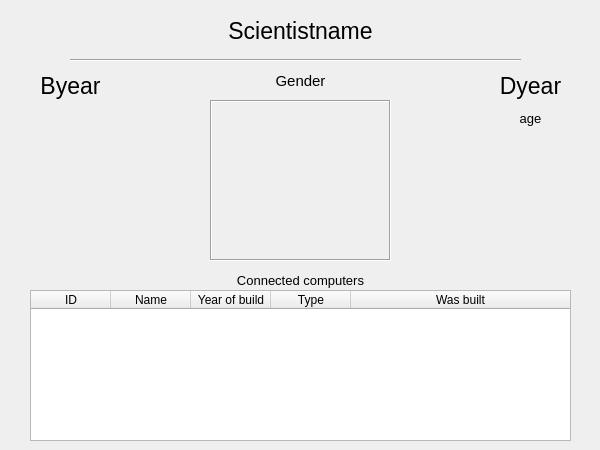
This is viewscientistdialog.ui in gudmundurb/H22 as Qt 5 draws it before an edit. The edited form follows.
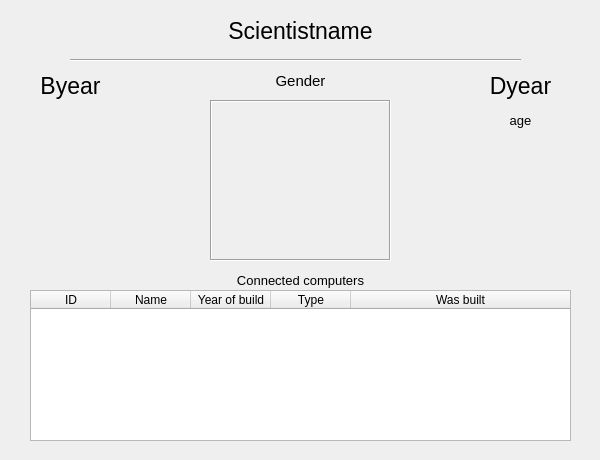
This is the edited form. Icons and pictures are not drawn.

The edit to the form file:
```diff
--- a/viewscientistdialog.ui
+++ b/viewscientistdialog.ui
@@ -7,7 +7,7 @@
     <x>0</x>
     <y>0</y>
     <width>600</width>
-    <height>450</height>
+    <height>460</height>
    </rect>
   </property>
   <property name="sizePolicy">
@@ -16,10 +16,16 @@
     <verstretch>0</verstretch>
    </sizepolicy>
   </property>
+  <property name="minimumSize">
+   <size>
+    <width>600</width>
+    <height>460</height>
+   </size>
+  </property>
   <property name="maximumSize">
    <size>
     <width>600</width>
-    <height>450</height>
+    <height>460</height>
    </size>
   </property>
   <property name="windowTitle">
@@ -90,7 +96,7 @@
   <widget class="QLabel" name="dead_year">
    <property name="geometry">
     <rect>
-     <x>490</x>
+     <x>480</x>
      <y>70</y>
      <width>81</width>
      <height>31</height>
@@ -111,10 +117,10 @@
   <widget class="QLabel" name="aged">
    <property name="geometry">
     <rect>
-     <x>490</x>
+     <x>480</x>
      <y>110</y>
      <width>81</width>
-     <height>16</height>
+     <height>20</height>
     </rect>
    </property>
    <property name="font">
```
Left out of the diff: 12 changed lines with no effect on the pictures.
